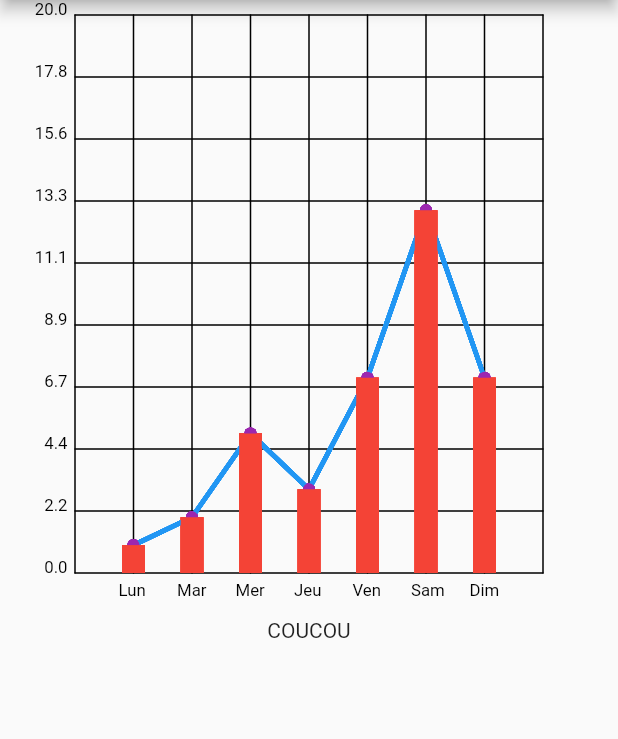
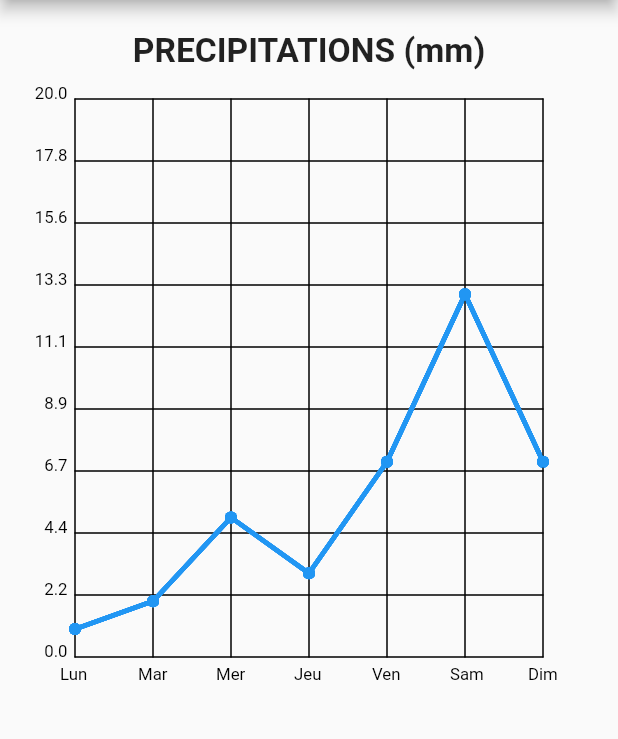
Before and after one commit to patrickauxerre/graphic_representation, a Flutter app: the screen it shows after launch, on a phone screen of 412 x 824 dp, the part 84-823 px from its top. Run offline on Flutter 3.47's test engine with Material 2 defaults, Android fonts, the phone set to English and light mode, and no system bars.

Commit message:
update example

```diff
--- a/example/lib/main.dart
+++ b/example/lib/main.dart
@@ -29,8 +29,6 @@ class MyHomePage extends StatefulWidget {
 }
 
 class _MyHomePageState extends State<MyHomePage> {
-  int _counter = 0;
-
   @override
   Widget build(BuildContext context) {
     return Scaffold(
@@ -40,12 +38,18 @@ class _MyHomePageState extends State<MyHomePage> {
       body: Column(
         mainAxisAlignment: MainAxisAlignment.start,
         children: <Widget>[
+          Padding(
+              padding: EdgeInsets.only(top: 20.0, bottom: 10.0),
+              child: Text(
+                "PRECIPITATIONS (mm)",
+                style: TextStyle(fontWeight: FontWeight.bold),
+                textScaleFactor: 1.6,
+              )),
           DiscreteGraphic(
             size: Size(MediaQuery.of(context).size.width,
                 MediaQuery.of(context).size.height * 0.5),
-              nums: [-1,1, 2, 5, 3, 7, 13, 7,-1],
+            nums: [1, 2, 5, 3, 7, 13, 7],
             listGradX: [
-                "",
               "Lun",
               "Mar",
               "Mer",
@@ -53,18 +57,15 @@ class _MyHomePageState extends State<MyHomePage> {
               "Ven",
               "Sam",
               "Dim",
-                ""
             ],
             colorAxes: Colors.black,
             nbGradY: 10,
-              colorBox: Colors.red,
-              colorPoint: Colors.purple,
+            colorPoint: Colors.blue,
             colorLine: Colors.blue,
-              boxWidth: 15.0,
+            boxWidth: 10.0,
             minY: 0,
             maxY: 20,
           ),
-            Text("COUCOU")
         ],
       ),
     );
```
Also changed, not shown: example/pubspec.yaml (+0 -57 lines). Lines whose indentation alone changed are shown as unchanged.
